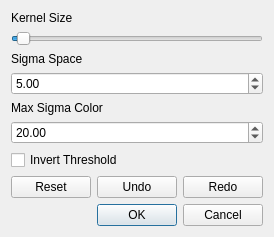
Old version of the form gui/parametersdialog.ui in the repository librehat/caiga.
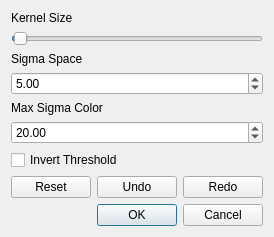
New version of the form. Icons and pictures are not drawn.

Diff of the .ui file:
```diff
--- a/gui/parametersdialog.ui
+++ b/gui/parametersdialog.ui
@@ -36,7 +36,7 @@
       <number>300</number>
      </property>
      <property name="value">
-      <number>6</number>
+      <number>2</number>
      </property>
      <property name="orientation">
       <enum>Qt::Horizontal</enum>
```
